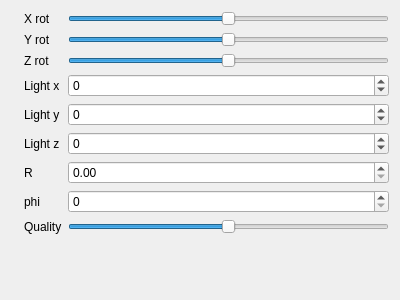
Above: mainwindow.ui from noavarice/c2 before the change. Below: the same form after it.
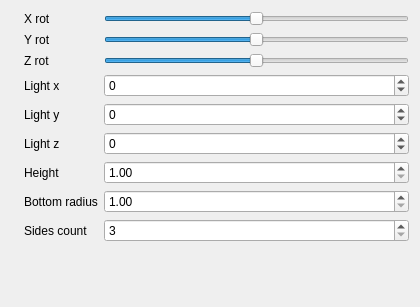
That is the form after the change.

The edit to the form file:
```diff
--- a/mainwindow.ui
+++ b/mainwindow.ui
@@ -6,8 +6,8 @@
    <rect>
     <x>0</x>
     <y>0</y>
-    <width>400</width>
-    <height>300</height>
+    <width>420</width>
+    <height>307</height>
    </rect>
   </property>
   <property name="windowTitle">
@@ -24,6 +24,9 @@
     </item>
     <item>
      <layout class="QFormLayout" name="formLayout">
+      <property name="formAlignment">
+       <set>Qt::AlignRight|Qt::AlignTop|Qt::AlignTrailing</set>
+      </property>
       <item row="0" column="0">
        <widget class="QLabel" name="label">
         <property name="text">
@@ -126,54 +129,63 @@
         </property>
        </widget>
       </item>
-      <item row="6" column="0">
-       <widget class="QLabel" name="label_7">
-        <property name="text">
-         <string>R</string>
-        </property>
-       </widget>
-      </item>
-      <item row="7" column="0">
-       <widget class="QLabel" name="label_8">
-        <property name="text">
-         <string>phi</string>
-        </property>
-       </widget>
-      </item>
-      <item row="8" column="0">
-       <widget class="QLabel" name="label_9">
-        <property name="text">
-         <string>Quality</string>
-        </property>
-       </widget>
-      </item>
       <item row="6" column="1">
-       <widget class="QDoubleSpinBox" name="sbR">
+       <widget class="QDoubleSpinBox" name="doubleSpinBoxHeight">
+        <property name="decimals">
+         <number>2</number>
+        </property>
+        <property name="minimum">
+         <double>1.000000000000000</double>
+        </property>
+        <property name="maximum">
+         <double>2.000000000000000</double>
+        </property>
         <property name="singleStep">
          <double>0.020000000000000</double>
         </property>
        </widget>
       </item>
       <item row="7" column="1">
-       <widget class="QSpinBox" name="sbPhi">
+       <widget class="QDoubleSpinBox" name="doubleSpinBoxRadius">
+        <property name="minimum">
+         <double>1.000000000000000</double>
+        </property>
         <property name="maximum">
-         <number>360</number>
+         <double>2.000000000000000</double>
+        </property>
+        <property name="singleStep">
+         <double>0.100000000000000</double>
         </property>
        </widget>
       </item>
       <item row="8" column="1">
-       <widget class="QSlider" name="sQuality">
+       <widget class="QSpinBox" name="spinBoxSidesCount">
         <property name="minimum">
-         <number>1</number>
+         <number>3</number>
         </property>
         <property name="maximum">
-         <number>19</number>
+         <number>20</number>
         </property>
-        <property name="value">
-         <number>10</number>
+       </widget>
+      </item>
+      <item row="6" column="0">
+       <widget class="QLabel" name="labelHeight">
+        <property name="text">
+         <string>Height</string>
         </property>
-        <property name="orientation">
-         <enum>Qt::Horizontal</enum>
+       </widget>
+      </item>
+      <item row="7" column="0">
+       <widget class="QLabel" name="labelRadius">
+        <property name="text">
+         <string>Bottom radius</string>
+        </property>
+       </widget>
+      </item>
+      <item row="8" column="0">
+       <widget class="QLabel" name="labelSidesCount">
+        <property name="text">
+         <string>Sides count</string>
         </property>
        </widget>
       </item>
```
Left out of the diff: 56 changed lines with no effect on the pictures.
